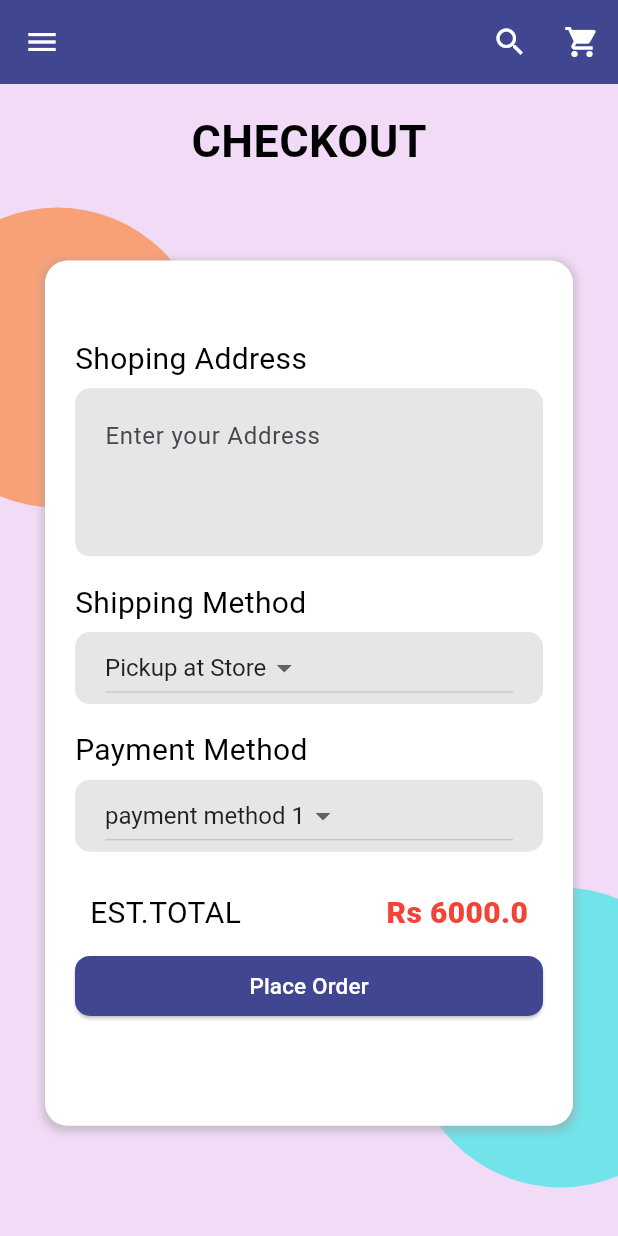
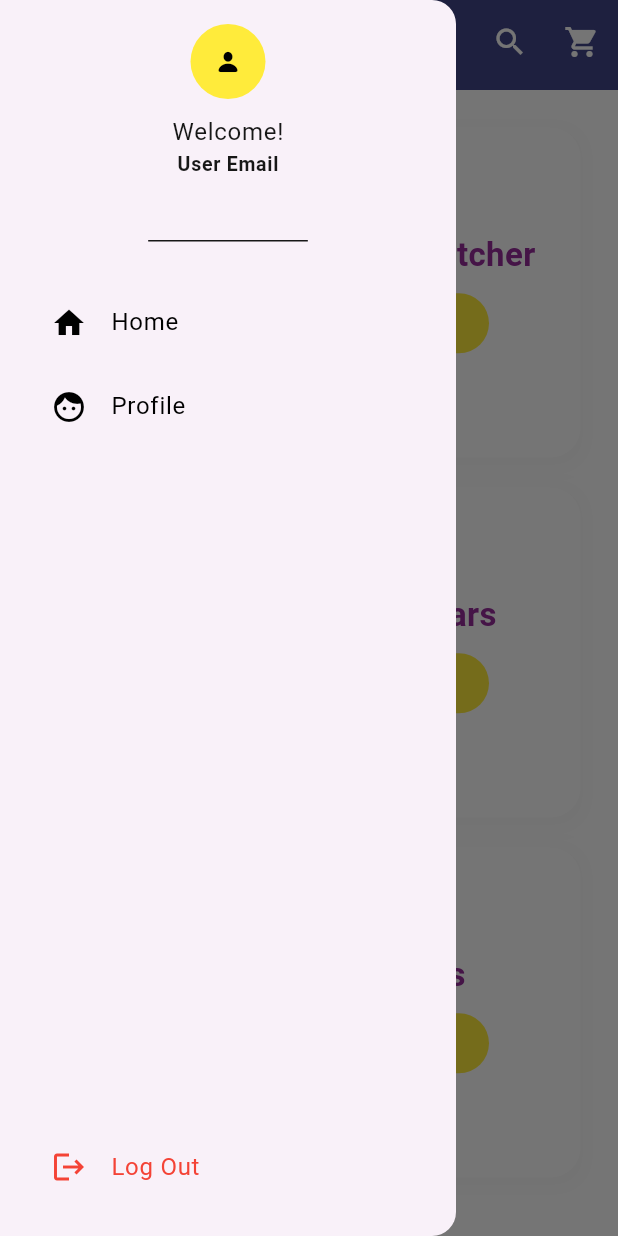
Before and after one commit to Dinethchathurya/luccelo_app_flutter, a Flutter app: the screen it shows after launch, with the side drawer open (before the commit the screen has no drawer), on a phone screen of 412 x 824 dp. Run offline on Flutter 3.47's test engine with Material 3 defaults, Android fonts, the light colour scheme and no system bars; our stand-ins replace cloud_firestore, firebase_auth, firebase_core; accounts and stored records are empty.

Commit message:
Color theme, App bar, drawer, home page

```diff
--- a/lib/main.dart
+++ b/lib/main.dart
@@ -7,6 +7,7 @@ import 'package:luccelo_app/myapp/screen/contact_page.dart';
 import 'package:luccelo_app/myapp/screen/main_page.dart';
 
 import 'firebase_options.dart';
+import 'myapp/screen/home.dart';
 import 'myapp/screen/oder_page.dart';
 
 void main() async {
@@ -25,7 +26,18 @@ class MyApp extends StatelessWidget {
     return SafeArea(
       child: MaterialApp(
         debugShowCheckedModeBanner: false,
-        initialRoute: '/order',
+        theme: ThemeData(
+          brightness: Brightness.light,
+          colorScheme:  ColorScheme.light(
+            background: Color(0xFFf9f1f9),
+            onBackground: Color(0xFF171717),
+            primary: Color(0xFF962b9a),
+            secondary: Color(0xFF41468a),
+            onPrimary: Colors.white,
+            shadow: Color(0xFF2291fd),
+          ),
+        ),
+        initialRoute: '/homePage',
         routes: {
           '/': (context) => LoginPage(),
           '/register': (context) => RegisterPage(),
@@ -33,6 +45,7 @@ class MyApp extends StatelessWidget {
           '/main': (context) => MainPage(),
           '/order': (context) => OrderPage(),
           '/samplePage': (context) => SampleHomePage(),
+          '/homePage': (context) => HomePage(),
         },
       ),
     );
--- /dev/null
+++ b/lib/myapp/screen/home.dart
@@ -0,0 +1,238 @@
+import 'package:flutter/cupertino.dart';
+import 'package:flutter/material.dart';
+import 'package:flutter/widgets.dart';
+import 'package:luccelo_app/myapp/widgets/app_bar.dart';
+
+import '../widgets/my_drawer.dart';
+
+class HomePage extends StatelessWidget {
+  const HomePage({super.key});
+
+  @override
+  Widget build(BuildContext context) {
+    return Scaffold(
+      appBar: PreferredSize(
+        preferredSize: Size.fromHeight(60.0),
+        child: MyAppBar(),
+      ),
+      drawer: MyDrawer(),
+      body: SafeArea(
+        child: SingleChildScrollView(
+          child: Column(
+            children: [
+              SizedBox(height: 15,),
+              Padding(
+                padding: const EdgeInsets.symmetric(horizontal: 25, vertical: 10),
+                child: Container(
+                  decoration: BoxDecoration(
+                      color: Colors.white,
+                      borderRadius: BorderRadius.circular(20),
+                    boxShadow: [
+                      BoxShadow(
+                        color: Colors.black.withOpacity(0.02),
+                        spreadRadius: 5,
+                        blurRadius: 10,
+                        offset: Offset(0, 3),
+                      ),
+                    ],
+                  ),
+                  width: double.infinity,
+                  height: 220,
+                  child: Row(
+                    crossAxisAlignment: CrossAxisAlignment.center,
+                    children: [
+                      const Expanded(
+                        flex: 1,
+                        child: Column(
+                          mainAxisAlignment: MainAxisAlignment.center,
+                          // crossAxisAlignment: CrossAxisAlignment.center,
+                          children: [
+                            Image(
+                              image: AssetImage(
+                                'assets/dream.png',
+                              ),
+                              height: 200,
+                            ),
+                          ],
+                        ),
+                      ),
+                      Expanded(
+                        flex: 1,
+                        child: Column(
+                          mainAxisAlignment: MainAxisAlignment.center,
+                          crossAxisAlignment: CrossAxisAlignment.start,
+                          children: [
+                            Text(
+                              'Dream Catcher',
+                              style: TextStyle(
+                                  fontSize: 22,
+                                  fontWeight: FontWeight.w700,
+                                  color: Theme.of(context).colorScheme.primary),
+                            ),
+                            SizedBox(
+                              height: 10,
+                            ),
+                            Container(
+                              decoration: BoxDecoration(
+                                  color: Colors.yellow,
+                                  borderRadius: BorderRadius.circular(100),
+
+                              ),
+                              height: 40,
+                              width: 120,
+                              child: Center(child: Text('View', style: TextStyle(color: Colors.black87, fontSize: 18, fontWeight: FontWeight.w500),)),
+                            )
+                          ],
+                        ),
+                      ),
+                    ],
+                  ),
+                ),
+              ),
+              Padding(
+                padding: const EdgeInsets.symmetric(horizontal: 25, vertical: 10),
+                child: Container(
+                  decoration: BoxDecoration(
+                    color: Colors.white,
+                    borderRadius: BorderRadius.circular(20),
+                    boxShadow: [
+                      BoxShadow(
+                        color: Colors.black.withOpacity(0.02),
+                        spreadRadius: 5,
+                        blurRadius: 10,
+                        offset: Offset(0, 3),
+                      ),
+                    ],
+                  ),
+                  width: double.infinity,
+                  height: 220,
+                  child: Row(
+                    crossAxisAlignment: CrossAxisAlignment.center,
+                    children: [
+                      const Expanded(
+                        flex: 1,
+                        child: Column(
+                          mainAxisAlignment: MainAxisAlignment.center,
+                          // crossAxisAlignment: CrossAxisAlignment.center,
+                          children: [
+                            Image(
+                              image: AssetImage(
+                                'assets/teady.png',
+                              ),
+                              height: 200,
+                            ),
+                          ],
+                        ),
+                      ),
+                      Expanded(
+                        flex: 1,
+                        child: Column(
+                          mainAxisAlignment: MainAxisAlignment.center,
+                          crossAxisAlignment: CrossAxisAlignment.start,
+                          children: [
+                            Text(
+                              'Teady Bears',
+                              style: TextStyle(
+                                  fontSize: 22,
+                                  fontWeight: FontWeight.w700,
+                                  color: Theme.of(context).colorScheme.primary),
+                            ),
+                            SizedBox(
+                              height: 10,
+                            ),
+                            Container(
+                              decoration: BoxDecoration(
+                                color: Colors.yellow,
+                                borderRadius: BorderRadius.circular(100),
+
+                              ),
+                              height: 40,
+                              width: 120,
+                              child: Center(child: Text('View', style: TextStyle(color: Colors.black87, fontSize: 18, fontWeight: FontWeight.w500),)),
+                            )
+                          ],
+                        ),
+                      ),
+                    ],
+                  ),
+                ),
+              ),
+              Padding(
+                padding: const EdgeInsets.symmetric(horizontal: 25, vertical: 10),
+                child: Container(
+                  decoration: BoxDecoration(
+                    color: Colors.white,
+                    borderRadius: BorderRadius.circular(20),
+                    boxShadow: [
+                      BoxShadow(
+                        color: Colors.black.withOpacity(0.02),
+                        spreadRadius: 5,
+                        blurRadius: 10,
+                        offset: Offset(0, 3),
+                      ),
+                    ],
+                  ),
+                  width: double.infinity,
+                  height: 220,
+                  child: Row(
+                    crossAxisAlignment: CrossAxisAlignment.center,
+                    children: [
+                      const Expanded(
+                        flex: 1,
+                        child: Column(
+                          mainAxisAlignment: MainAxisAlignment.center,
+                          // crossAxisAlignment: CrossAxisAlignment.center,
+                          children: [
+                            Padding(
+                              padding: EdgeInsets.all(4),
+                              child: Image(
+                                image: AssetImage(
+                                  'assets/gift.png',
+                                ),
+                                height: 200,
+                              ),
+                            ),
+                          ],
+                        ),
+                      ),
+                      Expanded(
+                        flex: 1,
+                        child: Column(
+                          mainAxisAlignment: MainAxisAlignment.center,
+                          crossAxisAlignment: CrossAxisAlignment.start,
+                          children: [
+                            Text(
+                              'Gift Packs',
+                              style: TextStyle(
+                                  fontSize: 22,
+                                  fontWeight: FontWeight.w700,
+                                  color: Theme.of(context).colorScheme.primary),
+                            ),
+                            SizedBox(
+                              height: 10,
+                            ),
+                            Container(
+                              decoration: BoxDecoration(
+                                color: Colors.yellow,
+                                borderRadius: BorderRadius.circular(100),
+
+                              ),
+                              height: 40,
+                              width: 120,
+                              child: Center(child: Text('View', style: TextStyle(color: Colors.black87, fontSize: 18, fontWeight: FontWeight.w500),)),
+                            )
+                          ],
+                        ),
+                      ),
+                    ],
+                  ),
+                ),
+              ),
+              SizedBox(height: 15,),
+            ],
+          ),
+        ),
+      ),
+    );
+  }
+}
--- /dev/null
+++ b/lib/myapp/widgets/app_bar.dart
@@ -0,0 +1,34 @@
+import 'package:flutter/material.dart';
+
+class MyAppBar extends StatelessWidget {
+  const MyAppBar({super.key});
+
+  @override
+  Widget build(BuildContext context) {
+    return AppBar(
+      backgroundColor: Theme.of(context).colorScheme.secondary,
+
+      elevation: 0,
+      iconTheme: IconThemeData(color: Colors.white),
+
+      title: Text('App',style: TextStyle(color: Colors.white),),
+      centerTitle: true,
+      actions: [
+        IconButton(
+          icon: Icon(Icons.search,color: Colors.white,), // Replace icon1 with the desired icon
+          onPressed: () {
+            // Add functionality for the first icon
+          },
+        ),
+        IconButton(
+          icon: Icon(Icons.shopping_cart, color: Colors.white,), // Replace icon2 with the desired icon
+          onPressed: () {
+            // Add functionality for the second icon
+          },
+        ),
+      ],
+
+
+    );
+  }
+}
--- /dev/null
+++ b/lib/myapp/widgets/my_drawer.dart
@@ -0,0 +1,109 @@
+import 'package:firebase_auth/firebase_auth.dart';
+import 'package:flutter/cupertino.dart';
+import 'package:flutter/material.dart';
+
+class MyDrawer extends StatelessWidget {
+  const MyDrawer({super.key});
+
+  @override
+  Widget build(BuildContext context) {
+    return  Drawer(
+      backgroundColor: Theme.of(context).colorScheme.background,
+      child: Column(
+        children: [
+          DrawerHeader(
+            child: Column(
+              children: [
+                Stack(
+                  alignment: Alignment.center,
+                  children: [
+                    Container(
+                      width: 50,
+                      height: 50,
+                      decoration: const BoxDecoration(
+                        shape: BoxShape.circle,
+                        color: Colors.yellow,
+                      ),
+                    ),
+                    Icon(
+                      CupertinoIcons.person_fill,
+                      color: Colors.black,
+                      size: 18,
+                    ),
+                  ],
+                ),
+                SizedBox(
+                  height: 10,
+                ),
+                Column(
+                  crossAxisAlignment: CrossAxisAlignment.center,
+                  children: [
+                    Text(
+                      "Welcome!",
+                      style: TextStyle(
+                          color: Theme.of(context).colorScheme.onBackground,
+                          fontWeight: FontWeight.w400,
+                          fontSize: 16),
+                    ),
+                    Text(
+                      "User Email",
+                      style: TextStyle(
+                          color: Theme.of(context).colorScheme.onBackground,
+                          fontWeight: FontWeight.w600,
+                          fontSize: 13),
+                    ),
+                  ],
+                ),
+              ],
+            ),
+          ),
+          Expanded(
+            child: Padding(
+              padding: const EdgeInsets.all(18.0),
+              child: Column(
+                mainAxisAlignment: MainAxisAlignment.spaceBetween,
+                children: [
+                  Column(
+
+                    children: [
+                      ListTile(
+                        leading: Icon(Icons.home),
+                        title: Text("Home"),
+                        onTap: (){
+                          Navigator.pop(context); // Close the drawer
+
+
+                        },
+                      ),
+
+
+
+                      ListTile(
+                        leading: Icon(Icons.face),
+                        title: Text("Profile"),
+                        onTap: (){
+
+
+                        },
+                      ),
+
+                    ],
+                  ),
+                  ListTile(
+                    leading: Icon(Icons.logout, color: Colors.red,),
+                    title: Text("Log Out", style: TextStyle(color: Colors.red),),
+                    onTap: () {
+                      FirebaseAuth.instance.signOut();
+                    },
+
+                  ),
+                ],
+              ),
+            ),
+          ),
+
+        ],
+      ),
+    );
+  }
+}
--- a/pubspec.yaml
+++ b/pubspec.yaml
@@ -19,7 +19,7 @@ publish_to: 'none' # Remove this line if you wish to publish to pub.dev
 version: 1.0.0+1
 
 environment:
-  sdk: '>=3.3.2 <4.0.0'
+  sdk: '>=3.3.0 <4.0.0'
 
 # Dependencies specify other packages that your package needs in order to work.
 # To automatically upgrade your package dependencies to the latest versions
@@ -62,8 +62,8 @@ flutter:
   uses-material-design: true
 
   # To add assets to your application, add an assets section, like this:
-  # assets:
-  #   - images/a_dot_burr.jpeg
+  assets:
+    - assets/
   #   - images/a_dot_ham.jpeg
 
   # An image asset can refer to one or more resolution-specific "variants", see
```
Also changed, not shown: assets/dream.png (added), assets/gift.png (added), assets/teady.png (added), pubspec.lock.
